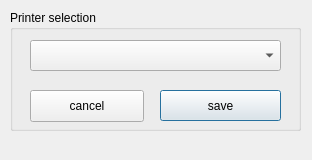
Qt form mainwindow.ui (A1bi/FasT-printing-helper) before a commit.
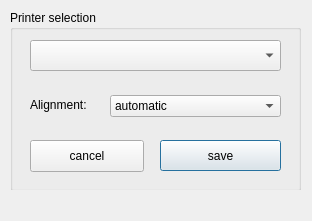
The same form after that commit.

Commit message: in case we can't set a custom paper size (e.g. printer driver doesn't support it), we now have the option to manually set the alignment of the paper feed and just take a4 paper and print the tickets positioned accordingly fixed printer solution

Diff of the .ui file:
```diff
--- a/mainwindow.ui
+++ b/mainwindow.ui
@@ -10,7 +10,7 @@
     <x>0</x>
     <y>0</y>
     <width>312</width>
-    <height>160</height>
+    <height>221</height>
    </rect>
   </property>
   <property name="sizePolicy">
@@ -22,13 +22,13 @@
   <property name="minimumSize">
    <size>
     <width>312</width>
-    <height>160</height>
+    <height>221</height>
    </size>
   </property>
   <property name="maximumSize">
    <size>
     <width>312</width>
-    <height>160</height>
+    <height>221</height>
    </size>
   </property>
   <property name="windowTitle">
@@ -44,24 +44,26 @@
    <property name="maximumSize">
     <size>
      <width>312</width>
-     <height>138</height>
+     <height>190</height>
     </size>
    </property>
-   <widget class="QComboBox" name="printerSelect">
+   <widget class="QGroupBox" name="groupBox">
     <property name="geometry">
      <rect>
-      <x>30</x>
-      <y>40</y>
-      <width>251</width>
-      <height>31</height>
+      <x>10</x>
+      <y>10</y>
+      <width>291</width>
+      <height>181</height>
      </rect>
     </property>
-   </widget>
+    <property name="title">
+     <string>Printer selection</string>
+    </property>
    <widget class="QPushButton" name="submitBtn">
     <property name="geometry">
      <rect>
-      <x>160</x>
-      <y>90</y>
+       <x>150</x>
+       <y>130</y>
       <width>121</width>
       <height>31</height>
      </rect>
@@ -82,8 +84,8 @@
    <widget class="QPushButton" name="cancelBtn">
     <property name="geometry">
      <rect>
-      <x>30</x>
-      <y>90</y>
+       <x>20</x>
+       <y>130</y>
       <width>114</width>
       <height>32</height>
      </rect>
@@ -92,23 +94,60 @@
      <string>cancel</string>
     </property>
    </widget>
-   <widget class="QGroupBox" name="groupBox">
+    <widget class="QComboBox" name="alignmentSelect">
     <property name="geometry">
      <rect>
-      <x>10</x>
-      <y>10</y>
-      <width>291</width>
-      <height>121</height>
-     </rect>
-    </property>
-    <property name="title">
-     <string>Printer selection</string>
-    </property>
-   </widget>
-   <zorder>groupBox</zorder>
-   <zorder>printerSelect</zorder>
-   <zorder>submitBtn</zorder>
-   <zorder>cancelBtn</zorder>
+       <x>100</x>
+       <y>85</y>
+       <width>171</width>
+       <height>22</height>
+      </rect>
+     </property>
+     <item>
+      <property name="text">
+       <string>automatic</string>
+      </property>
+     </item>
+     <item>
+      <property name="text">
+       <string>left</string>
+      </property>
+     </item>
+     <item>
+      <property name="text">
+       <string>center</string>
+      </property>
+     </item>
+     <item>
+      <property name="text">
+       <string>right</string>
+      </property>
+     </item>
+    </widget>
+    <widget class="QLabel" name="alignmentLabel">
+     <property name="geometry">
+      <rect>
+       <x>20</x>
+       <y>87</y>
+       <width>71</width>
+       <height>16</height>
+      </rect>
+     </property>
+     <property name="text">
+      <string>Alignment:</string>
+     </property>
+    </widget>
+    <widget class="QComboBox" name="printerSelect">
+     <property name="geometry">
+      <rect>
+       <x>20</x>
+       <y>30</y>
+       <width>251</width>
+       <height>31</height>
+      </rect>
+     </property>
+    </widget>
+   </widget>
   </widget>
   <widget class="QMenuBar" name="menuBar">
    <property name="geometry">
@@ -116,7 +155,7 @@
      <x>0</x>
      <y>0</y>
      <width>312</width>
-     <height>22</height>
+     <height>21</height>
     </rect>
    </property>
   </widget>
```
Lines whose indentation alone changed are shown as unchanged. The commit also changes 6 other files.
